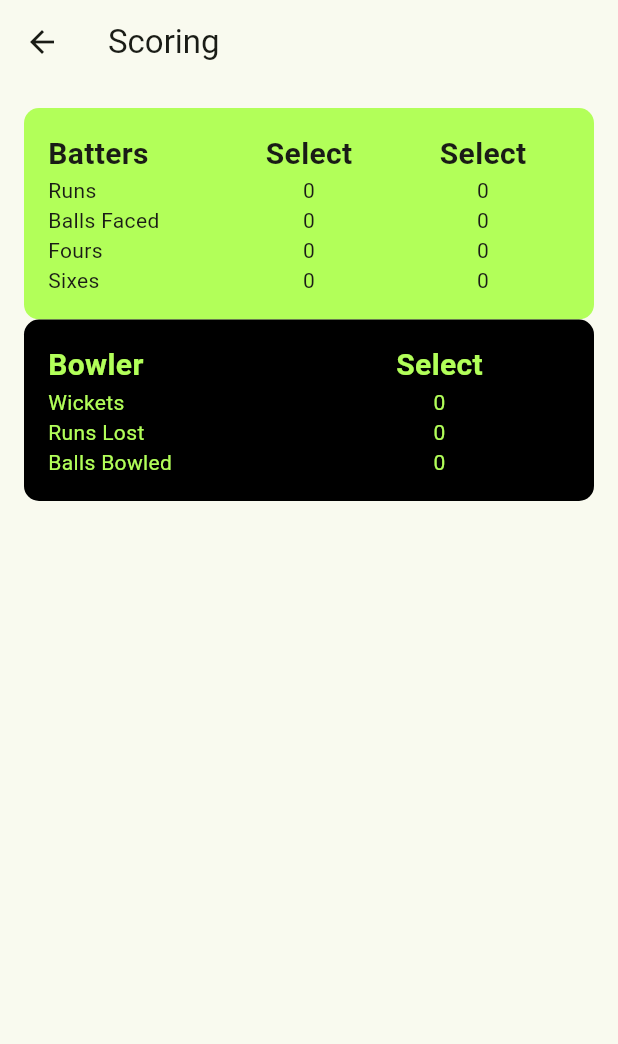
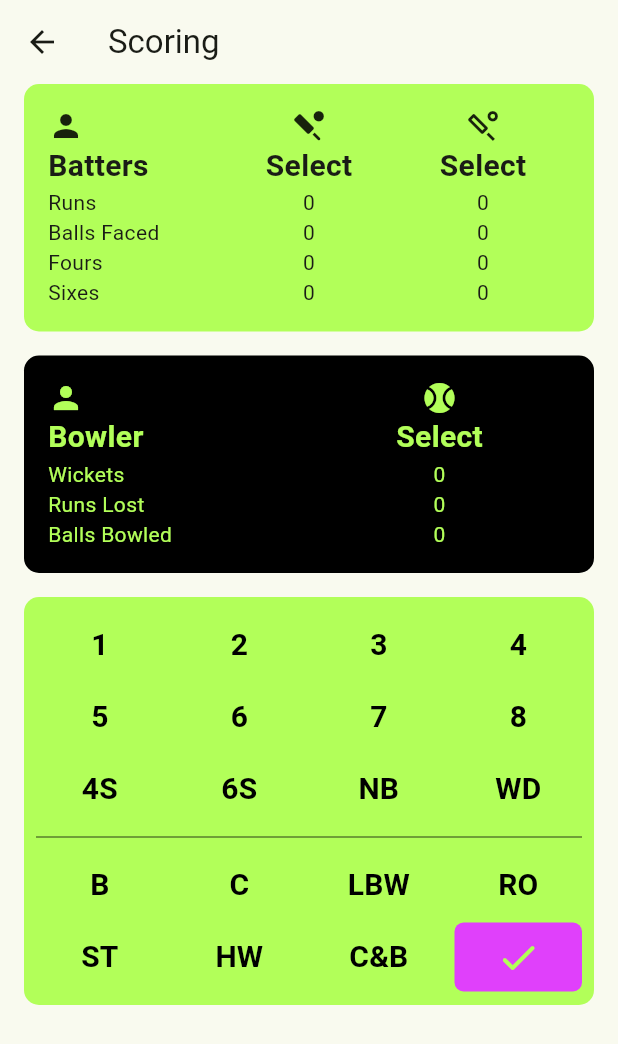
Before and after one commit to KMtouzhele/CricketScoreFlutter, a Flutter app: the ScoringPage screen opened directly, on a phone screen of 412 x 824 dp. Shown: the top 1044 px of the screen. Run offline on Flutter 3.47's test engine with Material 3 defaults, Android fonts, the light colour scheme and no system bars; our stand-ins replace cloud_firestore, firebase_core; accounts and stored records are empty.

Commit message:
scoring UI completed.

```diff
--- a/lib/presentation/common/constants.dart
+++ b/lib/presentation/common/constants.dart
@@ -13,3 +13,5 @@ const SizedBox marginSpaceSmall = SizedBox(height: 8.0);
 const SizedBox marginSpaceMedium = SizedBox(height: 16.0);
 
 const SizedBox marginSpaceLarge = SizedBox(height: 32.0);
+
+const SizedBox marginSpaceSmallV = SizedBox(width: 8.0);
--- /dev/null
+++ b/lib/presentation/common/custom_toggle_text_button_widget.dart
@@ -0,0 +1,51 @@
+import 'package:flutter/material.dart';
+
+class CustomToggleTextButtonWidget extends StatefulWidget {
+  final String text;
+  final VoidCallback? onPressed;
+
+  const CustomToggleTextButtonWidget({
+    super.key,
+    this.onPressed,
+    required this.text,
+  });
+
+  @override
+  CustomToggleTextButtonWidgetState createState() => CustomToggleTextButtonWidgetState();
+}
+
+class CustomToggleTextButtonWidgetState extends State<CustomToggleTextButtonWidget> {
+  bool isSelected = false;
+
+  void _toggleButton() {
+    setState(() {
+      isSelected = !isSelected;
+    });
+    if (widget.onPressed != null) {
+      widget.onPressed!();
+    }
+  }
+
+  @override
+  Widget build(BuildContext context) {
+    return Expanded(
+      child: TextButton(
+        onPressed: _toggleButton,
+        style: TextButton.styleFrom(
+          foregroundColor: isSelected ? Colors.lightGreenAccent : Colors.black,
+          backgroundColor: isSelected ? Colors.black : Colors.transparent,
+          shape: RoundedRectangleBorder(
+            borderRadius: BorderRadius.circular(6),
+          ),
+        ),
+        child: Text(
+          widget.text,
+          style: const TextStyle(
+            fontSize: 20,
+            fontWeight: FontWeight.bold,
+          )
+        ),
+      ),
+    );
+  }
+}
--- a/lib/presentation/pages/scoring_page.dart
+++ b/lib/presentation/pages/scoring_page.dart
@@ -1,8 +1,10 @@
 import 'package:crossplatform/data/datasource/fetch_team_info.dart';
 import 'package:crossplatform/domain/repositories/scoring_repository.dart';
 import 'package:crossplatform/domain/usecases/get_team_info.dart';
+import 'package:crossplatform/presentation/common/constants.dart';
 import 'package:crossplatform/presentation/common/custom_popup_menu_dark_widget.dart';
 import 'package:crossplatform/presentation/common/custom_popup_menu_widget.dart';
+import 'package:crossplatform/presentation/common/custom_toggle_text_button_widget.dart';
 import 'package:crossplatform/presentation/models/match_info_model.dart';
 import 'package:crossplatform/presentation/models/players_model.dart';
 import 'package:flutter/material.dart';
@@ -61,8 +63,9 @@ class _ScoringPageState extends State<ScoringPage>{
     appBar: AppBar(
       title: const Text("Scoring"),
     ),
-    body: Padding(
-      padding: const EdgeInsets.only(left: 16, right: 16, top: 16),
+    body: SingleChildScrollView(
+      child: Padding(
+        padding: const EdgeInsets.only(left: 16, right: 16,),
         child: Column(
           children: [
             Container(
@@ -78,6 +81,7 @@ class _ScoringPageState extends State<ScoringPage>{
                       child: Column(
                         crossAxisAlignment: CrossAxisAlignment.start,
                         children: [
+                          Icon(Icons.person),
                           Text(
                             "Batters",
                             style: TextStyle(
@@ -97,6 +101,7 @@ class _ScoringPageState extends State<ScoringPage>{
                     child: IntrinsicHeight(
                       child: Column(
                         children: [
+                          Icon(Icons.sports_cricket_rounded),
                           CustomPopupMenuButton(
                               initialValue: selectedBatterName,
                               items: batters,
@@ -118,6 +123,7 @@ class _ScoringPageState extends State<ScoringPage>{
                     child: IntrinsicHeight(
                       child: Column(
                         children: [
+                          Icon(Icons.sports_cricket_outlined),
                           CustomPopupMenuButton(
                             initialValue: selectedNonStrikerName,
                             items: batters,
@@ -138,6 +144,7 @@ class _ScoringPageState extends State<ScoringPage>{
                 ],
               ),
             ),
+            marginSpaceMedium,
             Container(
               padding: const EdgeInsets.all(16),
               decoration: BoxDecoration(
@@ -151,6 +158,7 @@ class _ScoringPageState extends State<ScoringPage>{
                       child: Column(
                         crossAxisAlignment: CrossAxisAlignment.start,
                         children: [
+                          Icon(Icons.person, color: Colors.lightGreenAccent,),
                           Text(
                             "Bowler",
                             style: TextStyle(
@@ -179,6 +187,7 @@ class _ScoringPageState extends State<ScoringPage>{
                     child: IntrinsicHeight(
                       child: Column(
                         children: [
+                          Icon(Icons.sports_baseball, color: Colors.lightGreenAccent,),
                           CustomPopupMenuButtonDark(
                               initialValue: selectedBowlerName,
                               items: bowlers,
@@ -207,7 +216,99 @@ class _ScoringPageState extends State<ScoringPage>{
                 ],
               ),
             ),
+            marginSpaceMedium,
+            Container(
+              padding: const EdgeInsets.all(8),
+              decoration: BoxDecoration(
+                color: Colors.lightGreenAccent,
+                borderRadius: BorderRadius.circular(10),
+              ),
+              child: Column(
+                children: [
+                  Row(
+                    children: [
+                      CustomToggleTextButtonWidget(
+                        text: "1",
+                        onPressed: (){
+                          print("1 runs was tapped");
+                        },
+                      ),
+                      marginSpaceSmallV,
+                      CustomToggleTextButtonWidget(onPressed: (){} , text: "2",),
+                      marginSpaceSmallV,
+                      CustomToggleTextButtonWidget(onPressed: (){} , text: "3",),
+                      marginSpaceSmallV,
+                      CustomToggleTextButtonWidget(onPressed: (){} , text: "4",),
                     ],
+                  ),
+                  Row(
+                    children: [
+                      CustomToggleTextButtonWidget(onPressed: (){} , text: "5",),
+                      marginSpaceSmallV,
+                      CustomToggleTextButtonWidget(onPressed: (){} , text: "6",),
+                      marginSpaceSmallV,
+                      CustomToggleTextButtonWidget(onPressed: (){} , text: "7",),
+                      marginSpaceSmallV,
+                      CustomToggleTextButtonWidget(onPressed: (){} , text: "8",),
+                    ],
+                  ),
+                  Row(
+                    children: [
+                      CustomToggleTextButtonWidget(onPressed: (){} , text: "4S",),
+                      marginSpaceSmallV,
+                      CustomToggleTextButtonWidget(onPressed: (){} , text: "6S",),
+                      marginSpaceSmallV,
+                      CustomToggleTextButtonWidget(onPressed: (){} , text: "NB",),
+                      marginSpaceSmallV,
+                      CustomToggleTextButtonWidget(onPressed: (){} , text: "WD",),
+                    ],
+                  ),
+                  Divider(
+                    color: Colors.black,
+                    thickness: 0.5,
+                  ),
+                  Row(
+                    children: [
+                      CustomToggleTextButtonWidget(onPressed: (){} , text: "B",),
+                      marginSpaceSmallV,
+                      CustomToggleTextButtonWidget(onPressed: (){} , text: "C",),
+                      marginSpaceSmallV,
+                      CustomToggleTextButtonWidget(onPressed: (){} , text: "LBW",),
+                      marginSpaceSmallV,
+                      CustomToggleTextButtonWidget(onPressed: (){} , text: "RO",),
+                    ],
+                  ),
+                  Row(
+                    children: [
+                      CustomToggleTextButtonWidget(onPressed: (){} , text: "ST",),
+                      marginSpaceSmallV,
+                      CustomToggleTextButtonWidget(onPressed: (){} , text: "HW",),
+                      marginSpaceSmallV,
+                      CustomToggleTextButtonWidget(onPressed: (){} , text: "C&B",),
+                      marginSpaceSmallV,
+                      Expanded(
+                        child: IconButton(
+                          onPressed: (){},
+                          style: ButtonStyle(
+                            backgroundColor: WidgetStateProperty.all(Colors.purpleAccent),
+                            foregroundColor: WidgetStateProperty.all(Colors.lightGreenAccent),
+                            shape: WidgetStateProperty.all(RoundedRectangleBorder(
+                              borderRadius: BorderRadius.circular(6),
+                            )),
+                          ),
+                          icon: const Icon(
+                            Icons.check_rounded,
+                            size: 30,
+                          ),
+                        ),
+                      ),
+                    ],
+                  ),
+                ],
+              ),
+            ),
+          ],
+        ),
       ),
     ),
   );
```
Lines whose indentation alone changed are shown as unchanged.
